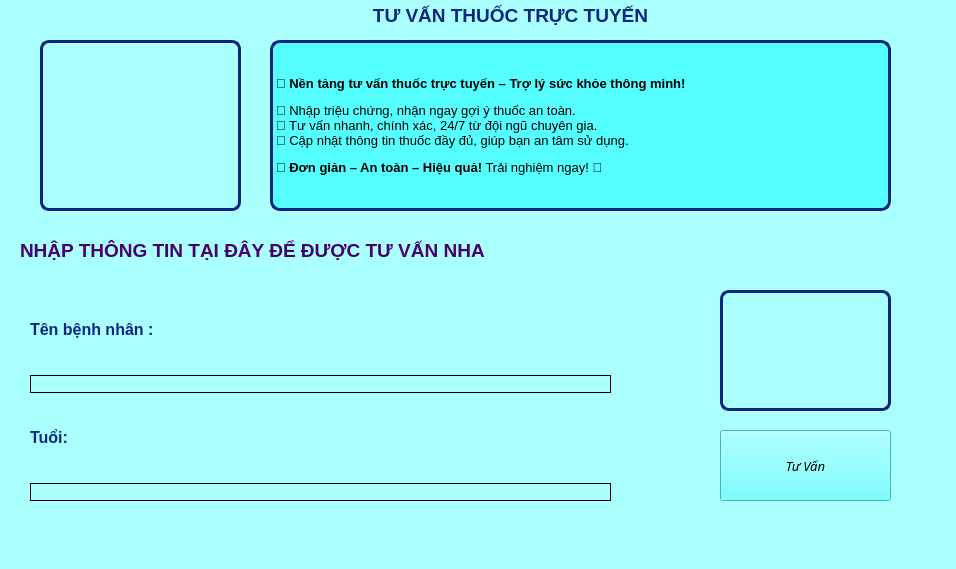
Above: giaodien.ui from Quin0111/Nentangyte before the change. Below: the same form after it.
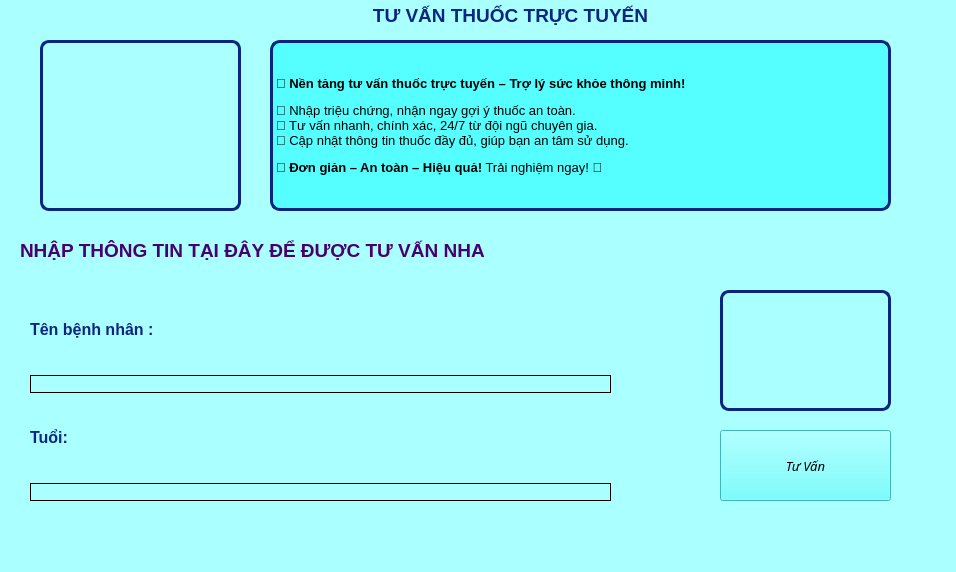
That is the form after the change. Icons and pictures are not drawn.

What changed in the file:
```diff
--- a/giaodien.ui
+++ b/giaodien.ui
@@ -7,7 +7,7 @@
     <x>0</x>
     <y>0</y>
     <width>956</width>
-    <height>569</height>
+    <height>572</height>
    </rect>
   </property>
   <property name="windowTitle">
```
Left out of the diff: 4 changed lines with no effect on the pictures.
